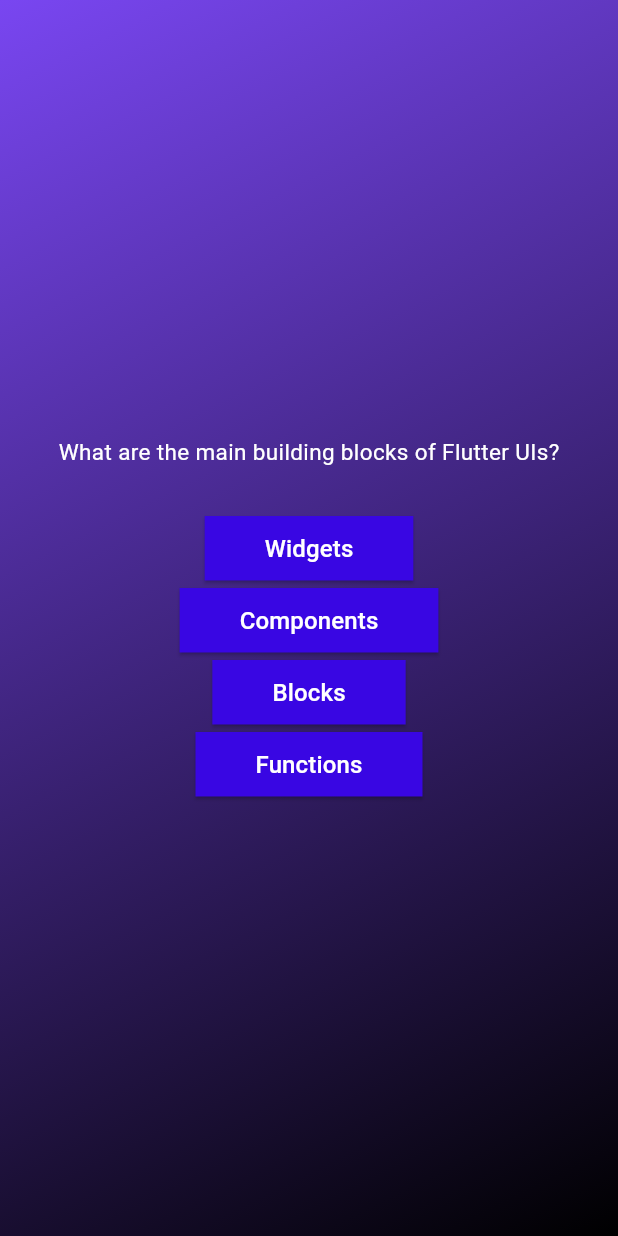
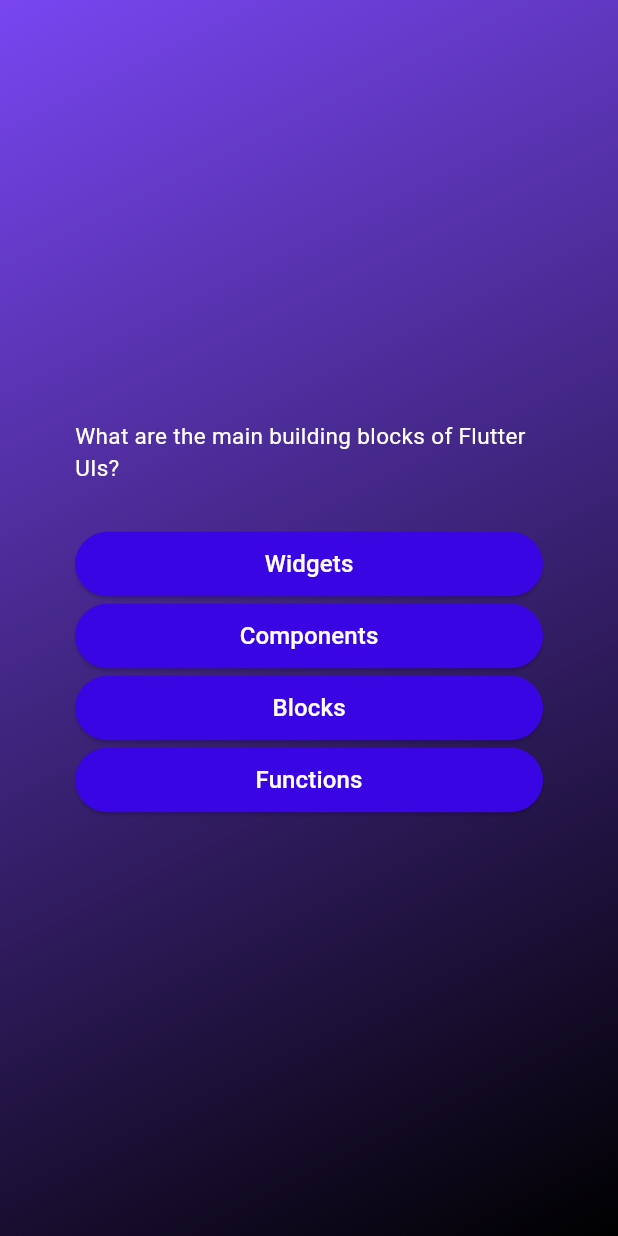
Before and after one commit to panduputrariadi/2-quiz-app-flutter, a Flutter app: the screen it shows after launch, after a tap on "Start Quiz", on a phone screen of 412 x 824 dp. Run offline on Flutter 3.47's test engine with Material 3 defaults, Android fonts, the phone set to English and light mode, and no system bars.

Commit message:
create margin and padding. call value dynamic

```diff
--- a/lib/components/answer_button.dart
+++ b/lib/components/answer_button.dart
@@ -19,7 +19,7 @@ class AnswerButton extends StatelessWidget {
       style: ElevatedButton.styleFrom(
         backgroundColor: const Color.fromARGB(255, 57, 6, 227),
         shape: const RoundedRectangleBorder(
-          borderRadius: BorderRadius.zero,
+          borderRadius: BorderRadius.all(Radius.circular(40)),
         ),
         padding: const EdgeInsets.symmetric(horizontal: 40, vertical: 10),
       ),
--- a/lib/question_quiz.dart
+++ b/lib/question_quiz.dart
@@ -16,8 +16,11 @@ class _QuestionQuizState extends State<QuestionQuiz> {
     final dataArrayQuestion = Question[0];
     return SizedBox(
       width: double.infinity,
+      child: Container(
+        margin: const EdgeInsets.all(50),
         child: Column(
           mainAxisAlignment: MainAxisAlignment.center,
+          crossAxisAlignment: CrossAxisAlignment.stretch,
           children: [
             Text(
               dataArrayQuestion.text,
@@ -29,23 +32,30 @@ class _QuestionQuizState extends State<QuestionQuiz> {
             const SizedBox(
               height: 30,
             ),
-          AnswerButton(
-            answerText: dataArrayQuestion.answer[0],
+            ...dataArrayQuestion.answer.map((answer) {
+              return AnswerButton(
+                answerText: answer,
                 onTap: () {},
+              );
+            })
+            // AnswerButton(
+            //   answerText: dataArrayQuestion.answer[0],
+            //   onTap: () {},
+            // ),
+            // AnswerButton(
+            //   answerText: dataArrayQuestion.answer[1],
+            //   onTap: () {},
+            // ),
+            // AnswerButton(
+            //   answerText: dataArrayQuestion.answer[2],
+            //   onTap: () {},
+            // ),
+            // AnswerButton(
+            //   answerText: dataArrayQuestion.answer[3],
+            //   onTap: () {},
+            // ),
+          ],
         ),
-          AnswerButton(
-            answerText: dataArrayQuestion.answer[1],
-            onTap: () {},
-          ),
-          AnswerButton(
-            answerText: dataArrayQuestion.answer[2],
-            onTap: () {},
-          ),
-          AnswerButton(
-            answerText: dataArrayQuestion.answer[3],
-            onTap: () {},
-          ),
-        ],
       ),
     );
   }
```
Lines whose indentation alone changed are shown as unchanged.
